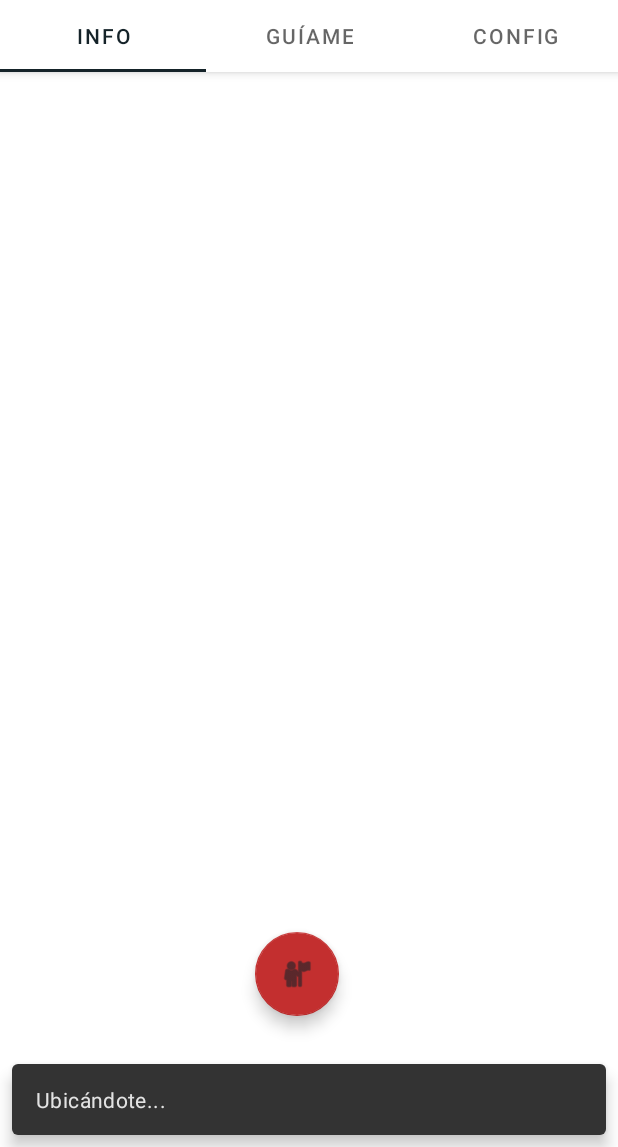
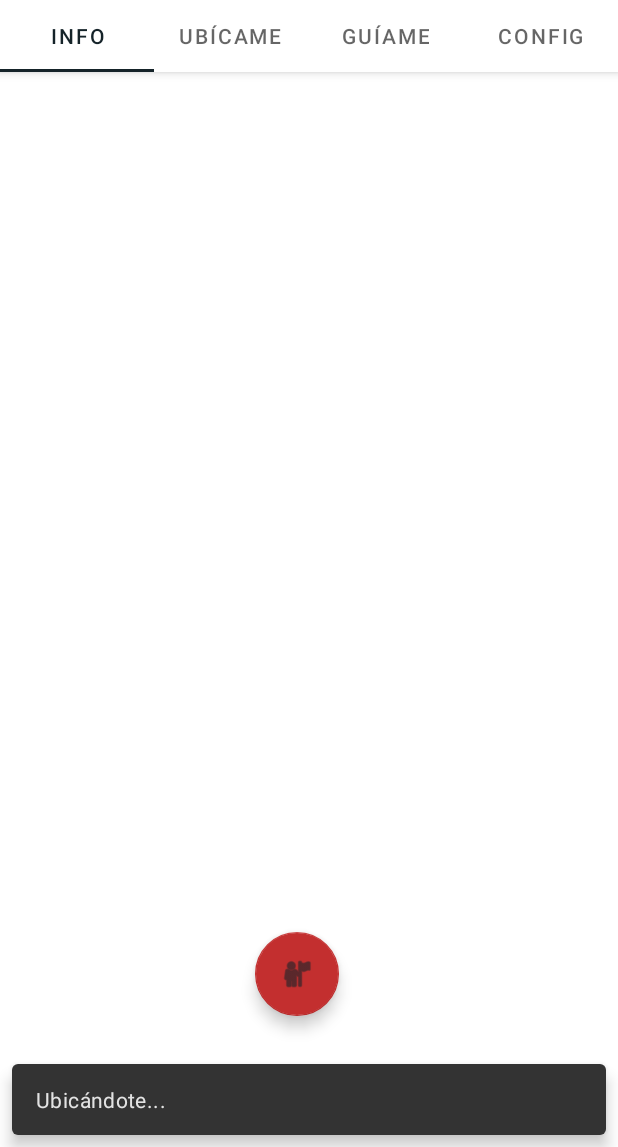
Before and after one commit to jnardosp/UnalMaps, an Android app: the screen it shows after launch (MainActivity), after a tap on "Botón ubícame", on a phone screen of 412 x 824 dp, the part 89-1236 px from its top. Run offline under Robolectric (Android 15) with nearby library versions, the phone set to English and light mode, and no system bars; 1 statement that could not run was skipped.

Commit message:
autor: jsotop Commit 6, changes in tabs.

```diff
--- a/app/src/main/java/com/poo/unalmaps/ui/main/SectionsPagerAdapter.java
+++ b/app/src/main/java/com/poo/unalmaps/ui/main/SectionsPagerAdapter.java
@@ -17,7 +17,8 @@ import com.poo.unalmaps.R;
 public class SectionsPagerAdapter extends FragmentPagerAdapter {
 
     @StringRes
-    private static final int[] TAB_TITLES = new int[]{R.string.tab_text_1, R.string.tab_text_2, R.string.tabText3};
+    private static final int[] TAB_TITLES = new int[]{R.string.tab_text_1, R.string.tabText2,
+                                                      R.string.tab_text_3, R.string.tabText4};
     private final Context mContext;
 
     public SectionsPagerAdapter(Context context, FragmentManager fm) {
@@ -41,6 +42,6 @@ public class SectionsPagerAdapter extends FragmentPagerAdapter {
     @Override
     public int getCount() {
         // Show 3 total pages.
-        return 3;
+        return 4;
     }
 }
--- a/app/src/main/res/values/strings.xml
+++ b/app/src/main/res/values/strings.xml
@@ -1,7 +1,8 @@
 <resources>
     <string name="app_name">UnalMaps</string>
     <string name="tab_text_1">Info</string>
-    <string name="tab_text_2">Guíame</string>
-    <string name="tabText3">Config</string>
+    <string name="tabText2">Ubícame</string>
+    <string name="tab_text_3">Guíame</string>
+    <string name="tabText4">Config</string>
     <string name="locateText">Botón ubícame</string>
 </resources>
```
